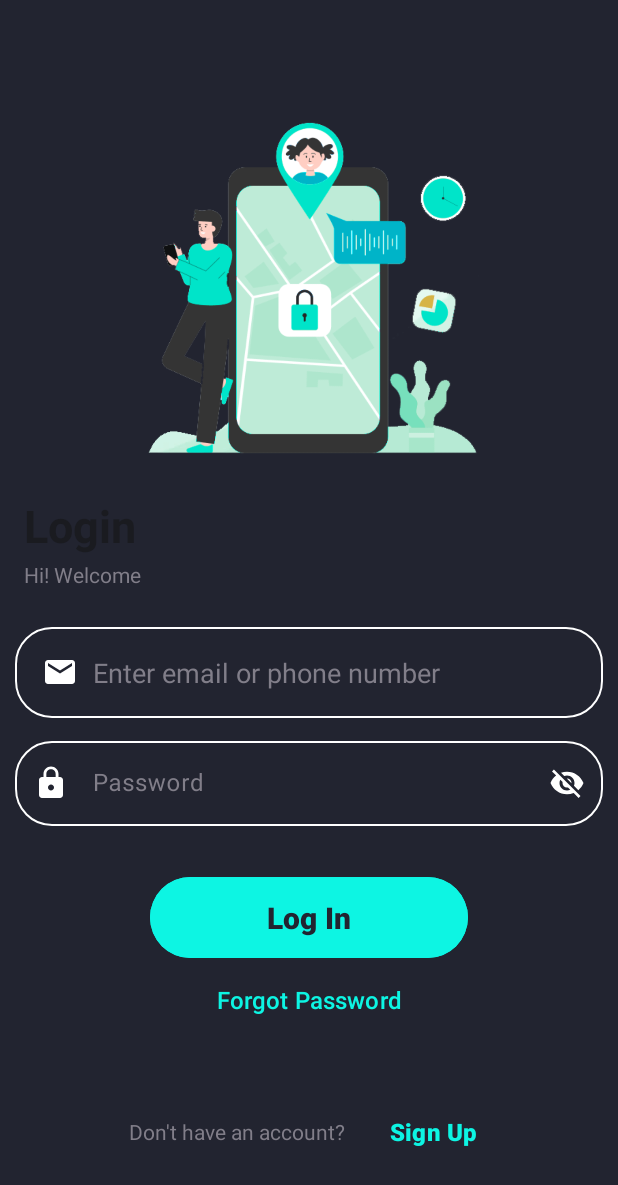
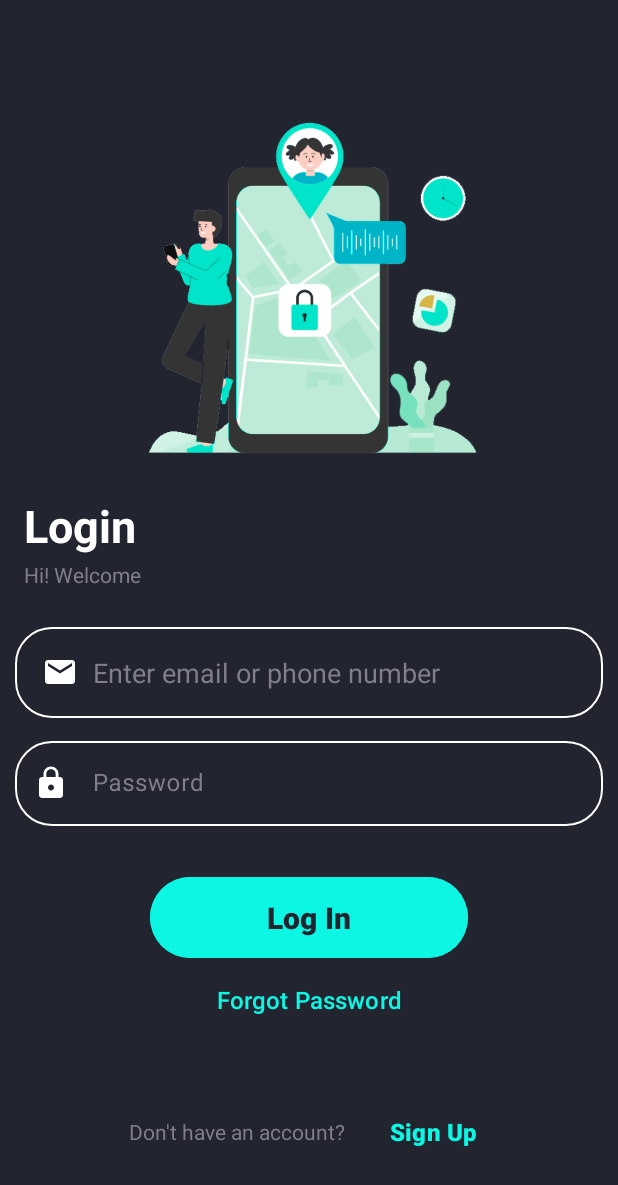
Before and after one commit to JerMayNel/Safety-App, an Android app: the screen it shows after launch (LogInActivity), on a phone screen of 412 x 824 dp. Shown: the top 1185 px of the screen. Run offline under Robolectric (Android 15) with nearby library versions, the phone set to English and light mode, and no system bars; our stand-ins replace Firebase (no records; nobody signed in at launch, a user with empty details on screens opened directly).

Commit message:
LogIn Changes
The togglevisibility will now view if the textbox is in focus mode. Also, logout dialog has been back. Changes to the theme to remove unwanted bars.

```diff
--- a/app/src/main/java/com/example/safetyapp/LogInActivity.kt
+++ b/app/src/main/java/com/example/safetyapp/LogInActivity.kt
@@ -5,32 +5,38 @@ import android.os.Bundle
 import android.widget.Toast
 import androidx.appcompat.app.AppCompatActivity
 import com.example.safetyapp.databinding.ActivityLogInBinding
+import com.google.android.material.textfield.TextInputEditText
+import com.google.android.material.textfield.TextInputLayout
 import com.google.firebase.auth.FirebaseAuth
 
 class LogInActivity : AppCompatActivity() {
-    private lateinit var binding : ActivityLogInBinding
-    private lateinit var auth : FirebaseAuth
+    private lateinit var binding: ActivityLogInBinding
+    private lateinit var auth: FirebaseAuth
     override fun onCreate(savedInstanceState: Bundle?) {
         super.onCreate(savedInstanceState)
         binding = ActivityLogInBinding.inflate(layoutInflater)
         setContentView(binding.root)
         supportActionBar?.hide()
 
+        // Access views after setting content view using data binding
+        val textInputLayout = findViewById<TextInputLayout>(R.id.passwordlayout)
+        val passwordEditText = findViewById<TextInputEditText>(R.id.Password)
+
+
         binding.SignUpBtn.setOnClickListener {
             startActivity(Intent(this, SignUpActivity::class.java))
         }
-        binding.forgotBtn.setOnClickListener{
+        binding.forgotBtn.setOnClickListener {
             startActivity(Intent(this, ForgotPassword1::class.java))
+        }
 
-        }
         auth = FirebaseAuth.getInstance()
 
-        if(auth.currentUser == null){
-            setContentView(binding.root)
-            binding.loginBtn.setOnClickListener(){
+        if (auth.currentUser == null) {
+            binding.loginBtn.setOnClickListener {
                 val email = binding.Email.text.toString()
                 val password = binding.Password.text.toString()
-                if (email.isNotEmpty() && password.isNotEmpty()){
+                if (email.isNotEmpty() && password.isNotEmpty()) {
                     auth.signInWithEmailAndPassword(email, password)
                         .addOnCompleteListener { task ->
                             if (task.isSuccessful) {
@@ -39,12 +45,23 @@ class LogInActivity : AppCompatActivity() {
                                 Toast.makeText(this, "Login Failed", Toast.LENGTH_SHORT).show()
                             }
                         }
-                }else{
+                } else {
                     Toast.makeText(this, "Please fill all the fields", Toast.LENGTH_SHORT).show()
                 }
             }
-        }else{
+        } else {
             startActivity(Intent(this, MainScreen::class.java))
+        }
+
+        // Set up the password toggle icon visibility
+        textInputLayout.endIconMode = TextInputLayout.END_ICON_NONE
+
+        passwordEditText.setOnFocusChangeListener { _, hasFocus ->
+            if (hasFocus) {
+                textInputLayout.endIconMode = TextInputLayout.END_ICON_PASSWORD_TOGGLE
+            } else {
+                textInputLayout.endIconMode = TextInputLayout.END_ICON_NONE
+            }
         }
     }
 }
--- a/app/src/main/res/layout/activity_log_in.xml
+++ b/app/src/main/res/layout/activity_log_in.xml
@@ -32,6 +32,7 @@
             android:layout_marginTop="16dp"
             android:fontFamily="sans-serif"
             android:text="Login"
+            android:textColor="@color/white"
             android:textAppearance="@style/TextAppearance.AppCompat.Large"
             android:textSize="30sp"
             android:textStyle="bold" />
@@ -62,11 +63,13 @@
             android:drawableLeft="@drawable/baseline_email_24" />
 
         <com.google.android.material.textfield.TextInputLayout
+            android:id="@+id/passwordlayout"
             android:layout_width="match_parent"
             android:layout_height="wrap_content"
             app:passwordToggleEnabled="true"
             app:passwordToggleTint="@color/white"
             android:textColorHint="@color/gray"
+            app:hintTextColor="@android:color/transparent"
             android:inputType="textPassword"
             android:padding="10dp"
             app:startIconDrawable="@drawable/baseline_lock_24"
--- a/app/src/main/res/layout/activity_sign_up.xml
+++ b/app/src/main/res/layout/activity_sign_up.xml
@@ -24,6 +24,7 @@
             android:layout_marginTop="16dp"
             android:fontFamily="sans-serif"
             android:text="Create Account"
+            android:textColor="@color/white"
             android:textAppearance="@style/TextAppearance.AppCompat.Large"
             android:textSize="30sp"
             android:textStyle="bold" />
@@ -112,7 +113,7 @@
             android:id="@+id/create_account_Btn"
             android:layout_width="match_parent"
             android:layout_height="wrap_content"
-            android:layout_marginHorizontal="90dp"
+            android:layout_marginHorizontal="80dp"
             android:layout_marginTop="20dp"
             android:backgroundTint="@color/cyan"
             android:padding="13dp"
@@ -120,7 +121,6 @@
             android:textColor="#222430"
             android:textSize="20sp"
             android:textStyle="bold" />
-
 
         <LinearLayout
             android:layout_width="match_parent"
--- a/app/src/main/res/layout/fragment_location.xml
+++ b/app/src/main/res/layout/fragment_location.xml
@@ -36,8 +36,9 @@
     <com.google.android.gms.maps.MapView
         android:id="@+id/mapView"
         android:layout_width="match_parent"
-        android:layout_height="wrap_content"
-        app:layout_constraintTop_toBottomOf="@+id/linearLayout" />
+        android:layout_height="0dp"
+        app:layout_constraintTop_toBottomOf="@+id/linearLayout"
+        app:layout_constraintBottom_toBottomOf="parent" />
 
 
 
--- a/app/src/main/res/values/theme.xml
+++ b/app/src/main/res/values/theme.xml
@@ -1,6 +1,6 @@
 <resources>
     <!-- Base application theme. -->
-    <style name="Base.Theme.SafetyApp" parent="Theme.Material3.DynamicColors.Light">
+    <style name="Base.Theme.SafetyApp" parent="Theme.Material3.Dark.NoActionBar">
         <!-- Customize your light theme here. -->
         <item name="colorPrimaryVariant">@color/cyan</item>
         <item name="colorOnPrimary">@color/white</item>
```
Also changed, not shown: app/src/main/java/com/example/safetyapp/MainScreen.kt (+3 -9 lines), app/src/main/res/layout/log_out_dialog_box.xml (+4 -3 lines), 1 other file.
